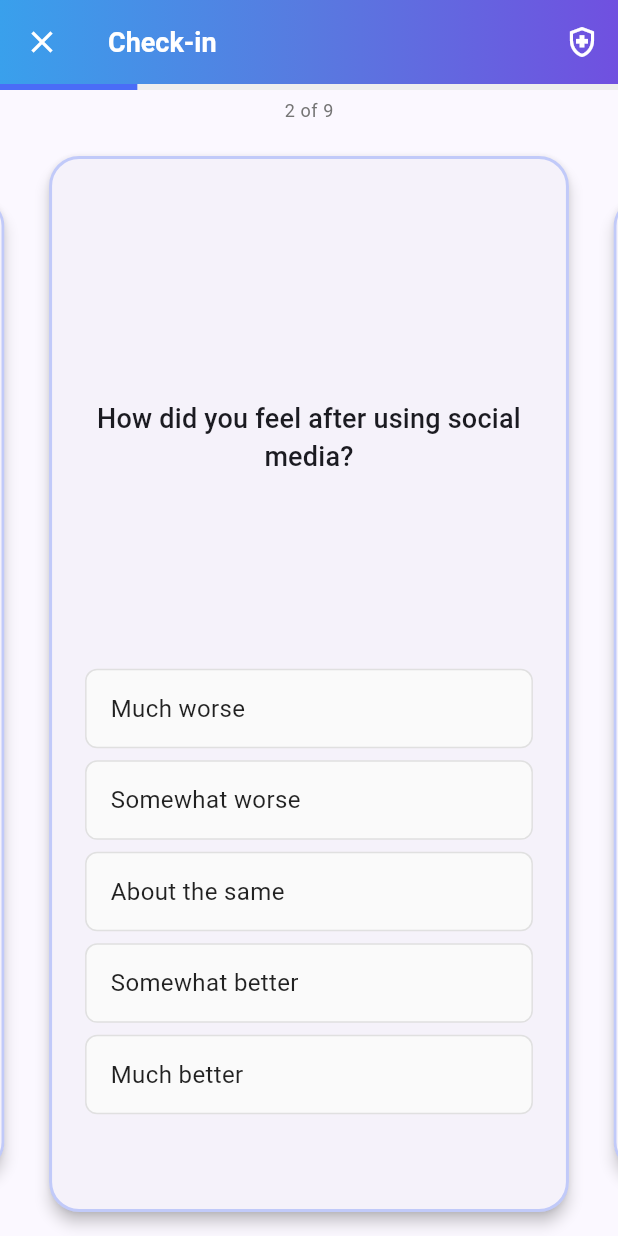
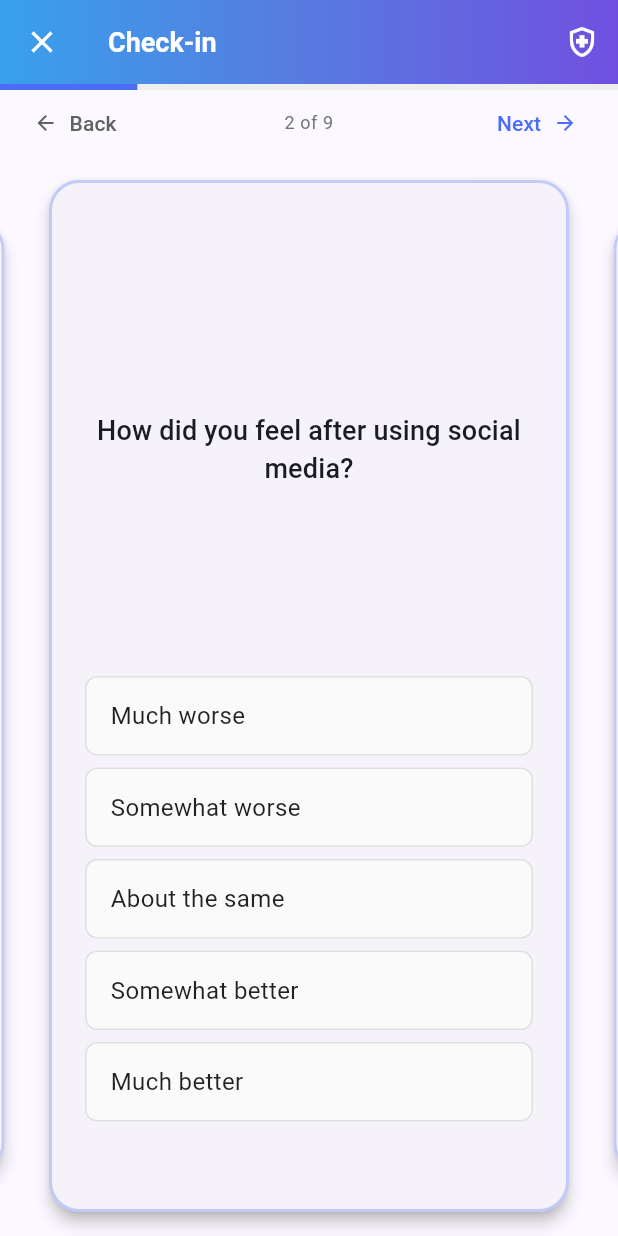
Before and after one commit to njacobson88/smerb, a Flutter app: the CheckinScreen screen opened directly with empty values, after a tap on "Yes", on a phone screen of 412 x 824 dp. Run offline on Flutter 3.47's test engine with Material 3 defaults, Android fonts, the phone set to English and light mode, and no system bars; drawn by our look-alikes of card_swiper; our stand-ins replace app_links, cloud_firestore, connectivity_plus, device_info_plus, drift, firebase_auth and 9 more; missing offline and left inert: firebase_app_check, flutter_inappwebview; accounts and stored records are empty; generated files the repository leaves out were written again.

Commit message:
feat(app): back navigation in the check-in, including from the safety prompt
Two participants in three days slid a safety item wrong and had no way to
undo it. "Back" existed only as an undocumented right-swipe on a
non-scrollable swiper, and the safety prompt replaced the screen with Yes/No
only. Tonight's participant walked away from the prompt rather than answer
it — "i clicked wrong and there wasn't an option to go back" — producing a
full walk-away alert.

- Visible Back button on every card after the first (same _goToPrevious).
- Visible Next button while reviewing. Reviewed cards deliberately do not
  auto-advance, which left anyone who went back with no visible way forward
  (forward was an undocumented left-swipe). Caught on the emulator.
- Third option on the safety prompt: "I made a mistake — go back and change
  my answer". Returns to the first exceeded safety item.

Safety invariants, verified on the Android 14 emulator against dev Firestore:
- Going back alone changes NOTHING: the pending confirmation stays open and
  the walk-away follow-ups stay armed.
- Only when the corrected answer leaves NO safety item above threshold does
  the pending confirmation close (resolution "corrected_answer") and the
  follow-ups cancel. State resets so re-exceeding creates a fresh pending
  confirmation — exercised: a re-raise to 78 produced a new unresolved doc.
- If any item is still high at the end, the prompt shows again as before.
- Yes / No behaviour is unchanged.
- The prompt body is now scrollable: adding the option overflowed by 27px
  on a Pixel 7 and clipped the 988 / Crisis Text Line buttons. Caught by
  screenshot; those must never be clipped.

Telemetry: safety_prompt_go_back and safety_answer_corrected in
notification_log.

Not yet distributed — needs 1.0.20 and PI-approved release notes.

Co-Authored-By: Claude Fable 5.1 <noreply@anthropic.com>
Claude-Session: https://claude.ai/code/session_01MH9SC6HjtFGsnYZqNKdjhn

```diff
--- a/lib/features/checkin/screens/checkin_screen.dart
+++ b/lib/features/checkin/screens/checkin_screen.dart
@@ -172,6 +172,34 @@ class _CheckinScreenState extends State<CheckinScreen>
 
     if (!evaluateSafety) return;
 
+    // A corrected answer. The participant went back and lowered a safety item
+    // so that NOTHING is above threshold any more: the pending confirmation is
+    // closed as a correction and the walk-away follow-ups are cancelled. This
+    // is the only path that cancels them without a Yes/No — and it cannot run
+    // while any safety item is still high. State is reset so that exceeding a
+    // threshold again creates a fresh pending confirmation (and new timers).
+    //
+    // Why: two participants in three days slid a safety item wrong and had no
+    // way back; one walked away from the prompt rather than answer it, which
+    // produced a full walk-away alert ("i clicked wrong and there wasn't an
+    // option to go back").
+    if (_pendingConfirmationDocId != null &&
+        !_confirmationResolved &&
+        !_safetyCheckDone &&
+        !_anyTriggerExceeded()) {
+      final correctedDocId = _pendingConfirmationDocId;
+      _resolvePendingConfirmation('corrected_answer');
+      _confirmationResolved = false;
+      _pendingConfirmationDocId = null;
+      _firstThresholdExceededAt = null;
+      _nudgeTimer?.cancel();
+      _logNotificationEvent('safety_answer_corrected', {
+        'questionId': questionId,
+        'pendingConfirmationId': correctedDocId,
+      });
+      return;
+    }
+
     // Track when a threshold is first exceeded
     // Start the 5-minute completion nudge timer + write pending confirmation
     if (_firstThresholdExceededAt == null && _anyTriggerExceeded()) {
@@ -377,6 +405,33 @@ class _CheckinScreenState extends State<CheckinScreen>
     if (_currentIndex > 0) {
       _swiperController.previous();
     }
+  }
+
+  /// From the safety prompt: let the participant return to the safety item
+  /// they answered by mistake. Deliberately does NOT resolve the pending
+  /// confirmation or cancel the walk-away follow-ups — those only clear once
+  /// the corrected answer is actually below threshold (see _onResponseChanged).
+  /// If they leave it high and reach the end again, the prompt shows again.
+  void _goBackFromSafetyPrompt() {
+    int target = _currentIndex;
+    for (var i = 0; i < _visibleQuestions.length; i++) {
+      if (_isQuestionAboveThreshold(_visibleQuestions[i])) {
+        target = i;
+        break;
+      }
+    }
+    setState(() {
+      _safetyConfirmationShowing = false;
+      _currentIndex = target;
+    });
+    // Swiper is built fresh when the prompt is hidden; move it after layout.
+    WidgetsBinding.instance.addPostFrameCallback((_) {
+      if (mounted) _swiperController.move(target, animation: false);
+    });
+    _logNotificationEvent('safety_prompt_go_back', {
+      'returnedToIndex': target,
+      'questionId': target < _visibleQuestions.length ? _visibleQuestions[target].id : null,
+    });
   }
 
   void _goForwardIfAllowed() {
@@ -720,12 +775,55 @@ class _CheckinScreenState extends State<CheckinScreen>
               minHeight: 4,
             ),
             Padding(
-              padding: const EdgeInsets.symmetric(horizontal: 16.0, vertical: 6),
-              child: Text(
-                '${_currentIndex + 1} of ${_visibleQuestions.length}',
-                style: Theme.of(context).textTheme.bodySmall?.copyWith(
-                      color: Colors.grey[600],
+              padding: const EdgeInsets.symmetric(horizontal: 8.0, vertical: 2),
+              child: Row(
+                children: [
+                  // Back used to exist only as an undocumented right-swipe on a
+                  // non-scrollable swiper — participants could not find it.
+                  SizedBox(
+                    width: 88,
+                    child: _currentIndex > 0
+                        ? TextButton.icon(
+                            onPressed: _goToPrevious,
+                            icon: const Icon(Icons.arrow_back, size: 16),
+                            label: const Text('Back'),
+                            style: TextButton.styleFrom(
+                              foregroundColor: Colors.grey[700],
+                              visualDensity: VisualDensity.compact,
+                            ),
+                          )
+                        : const SizedBox.shrink(),
+                  ),
+                  Expanded(
+                    child: Text(
+                      '${_currentIndex + 1} of ${_visibleQuestions.length}',
+                      textAlign: TextAlign.center,
+                      style: Theme.of(context).textTheme.bodySmall?.copyWith(
+                            color: Colors.grey[600],
+                          ),
                     ),
+                  ),
+                  // Forward, while reviewing. Cards being reviewed deliberately do
+                  // not auto-advance when answered (so a reviewer isn't yanked
+                  // forward), which left anyone who went back to fix a safety
+                  // answer with no visible way to continue — forward existed only
+                  // as an undocumented left-swipe. Caught on the emulator.
+                  SizedBox(
+                    width: 88,
+                    child: _currentIndex < _maxReachedIndex
+                        ? TextButton.icon(
+                            onPressed: _goForwardIfAllowed,
+                            icon: const Icon(Icons.arrow_forward, size: 16),
+                            label: const Text('Next'),
+                            iconAlignment: IconAlignment.end,
+                            style: TextButton.styleFrom(
+                              foregroundColor: const Color(0xFF4A6CF7),
+                              visualDensity: VisualDensity.compact,
+                            ),
+                          )
+                        : const SizedBox.shrink(),
+                  ),
+                ],
               ),
             ),
             Expanded(
@@ -1032,13 +1130,15 @@ class _CheckinScreenState extends State<CheckinScreen>
         automaticallyImplyLeading: false,
       ),
       body: SafeArea(
-        child: Padding(
+        // Scrollable so the crisis resources at the bottom can never be clipped
+        // on a small screen — this page must always show 988 and Crisis Text Line.
+        child: SingleChildScrollView(
           padding: const EdgeInsets.all(24.0),
           child: Column(
-            mainAxisAlignment: MainAxisAlignment.center,
+            mainAxisSize: MainAxisSize.min,
             children: [
-              Icon(Icons.health_and_safety, size: 64, color: Colors.red[700]),
-              const SizedBox(height: 24),
+              Icon(Icons.health_and_safety, size: 56, color: Colors.red[700]),
+              const SizedBox(height: 16),
               Text(
                 'Thank you for completing your check-in. Based on some of your responses, we want to make sure you\'re okay.',
                 textAlign: TextAlign.center,
@@ -1111,7 +1211,22 @@ class _CheckinScreenState extends State<CheckinScreen>
                 ),
               ),
 
-              const SizedBox(height: 32),
+              const SizedBox(height: 6),
+              SizedBox(
+                width: double.infinity,
+                child: TextButton.icon(
+                  onPressed: _goBackFromSafetyPrompt,
+                  icon: const Icon(Icons.arrow_back, size: 18),
+                  label: const Text(
+                    'I made a mistake — go back and change my answer',
+                    textAlign: TextAlign.center,
+                    style: TextStyle(fontSize: 14, fontWeight: FontWeight.w600),
+                  ),
+                  style: TextButton.styleFrom(foregroundColor: Colors.grey[800]),
+                ),
+              ),
+
+              const SizedBox(height: 12),
               const Divider(),
               const SizedBox(height: 16),
               Text(
```
